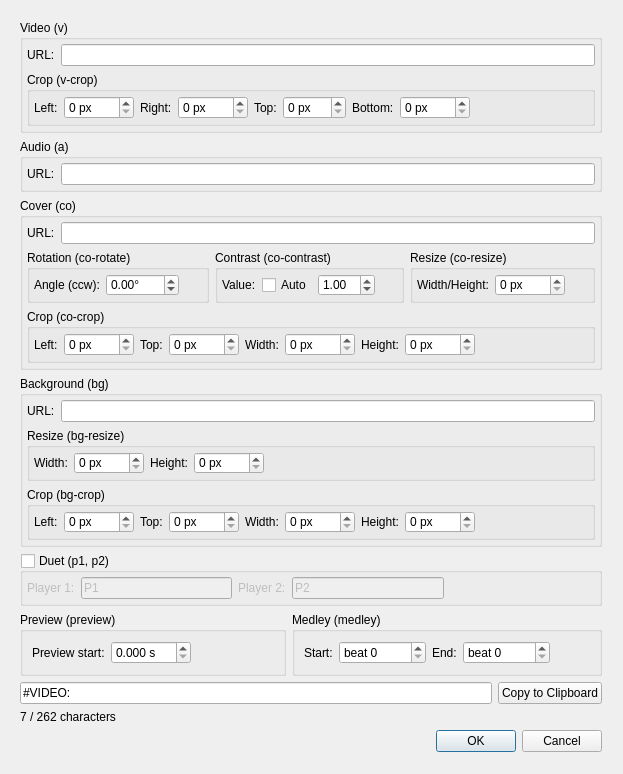
First picture: the form in src/usdb_syncer/gui/forms/MetaTagsDialog.ui, repository bohning/usdb_syncer, before the edit.
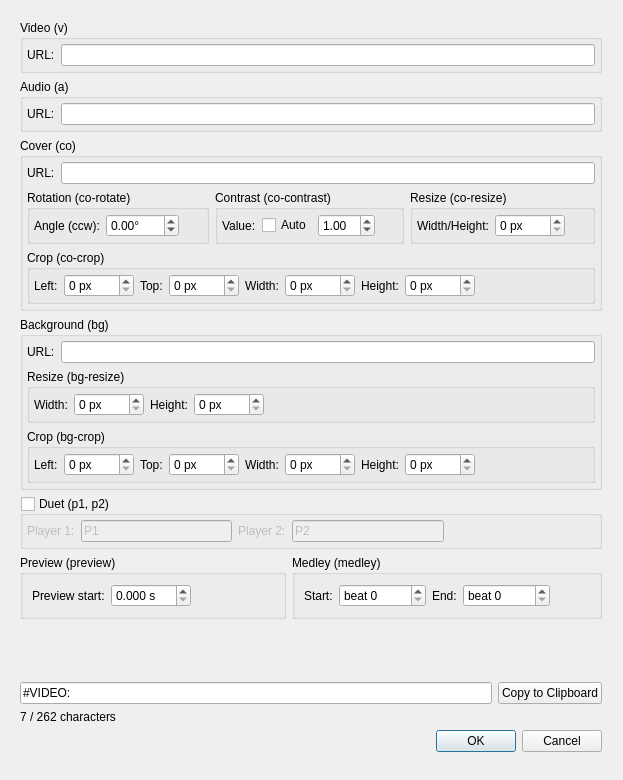
Second picture: the form after the edit.

Commit message:
Refactor meta_tags dropping `serializer`
This also removes v-crop, which isn't currently used.

```diff
--- a/src/usdb_syncer/gui/forms/MetaTagsDialog.ui
+++ b/src/usdb_syncer/gui/forms/MetaTagsDialog.ui
@@ -7,7 +7,7 @@
     <x>0</x>
     <y>0</y>
     <width>623</width>
-    <height>774</height>
+    <height>780</height>
    </rect>
   </property>
   <property name="sizePolicy">
@@ -100,114 +100,6 @@
             </item>
            </layout>
           </item>
-          <item>
-           <widget class="QGroupBox" name="groupBox_2">
-            <property name="title">
-             <string>Crop (v-crop)</string>
-            </property>
-            <layout class="QHBoxLayout" name="horizontalLayout">
-             <property name="leftMargin">
-              <number>4</number>
-             </property>
-             <property name="topMargin">
-              <number>4</number>
-             </property>
-             <property name="rightMargin">
-              <number>4</number>
-             </property>
-             <property name="bottomMargin">
-              <number>4</number>
-             </property>
-             <item>
-              <widget class="QLabel" name="label_2">
-               <property name="sizePolicy">
-                <sizepolicy hsizetype="Minimum" vsizetype="Minimum">
-                 <horstretch>0</horstretch>
-                 <verstretch>0</verstretch>
-                </sizepolicy>
-               </property>
-               <property name="text">
-                <string>Left:</string>
-               </property>
-              </widget>
-             </item>
-             <item>
-              <widget class="QSpinBox" name="video_crop_left">
-               <property name="suffix">
-                <string> px</string>
-               </property>
-               <property name="maximum">
-                <number>9999</number>
-               </property>
-              </widget>
-             </item>
-             <item>
-              <widget class="QLabel" name="label_3">
-               <property name="text">
-                <string>Right:</string>
-               </property>
-              </widget>
-             </item>
-             <item>
-              <widget class="QSpinBox" name="video_crop_right">
-               <property name="suffix">
-                <string> px</string>
-               </property>
-               <property name="maximum">
-                <number>9999</number>
-               </property>
-              </widget>
-             </item>
-             <item>
-              <widget class="QLabel" name="label_4">
-               <property name="text">
-                <string>Top:</string>
-               </property>
-              </widget>
-             </item>
-             <item>
-              <widget class="QSpinBox" name="video_crop_top">
-               <property name="suffix">
-                <string> px</string>
-               </property>
-               <property name="maximum">
-                <number>999</number>
-               </property>
-              </widget>
-             </item>
-             <item>
-              <widget class="QLabel" name="label_5">
-               <property name="text">
-                <string>Bottom:</string>
-               </property>
-              </widget>
-             </item>
-             <item>
-              <widget class="QSpinBox" name="video_crop_bottom">
-               <property name="suffix">
-                <string> px</string>
-               </property>
-               <property name="maximum">
-                <number>9999</number>
-               </property>
-              </widget>
-             </item>
-             <item>
-              <spacer name="horizontalSpacer">
-               <property name="orientation">
-                <enum>Qt::Horizontal</enum>
-               </property>
-               <property name="sizeHint" stdset="0">
-                <size>
-                 <width>391</width>
-                 <height>20</height>
-                </size>
-               </property>
-              </spacer>
-             </item>
-            </layout>
-           </widget>
-          </item>
          </layout>
         </widget>
        </item>
```
The commit also changes 6 other files.
